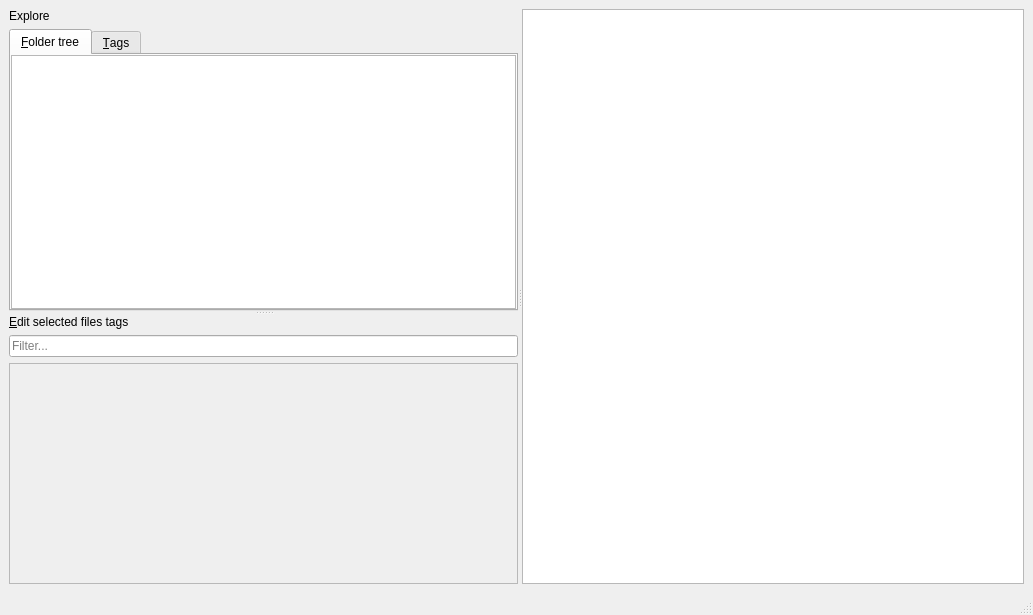
Old version of the form sittagger/mainwindow.ui in the repository hydrargyrum/sit-tagger.
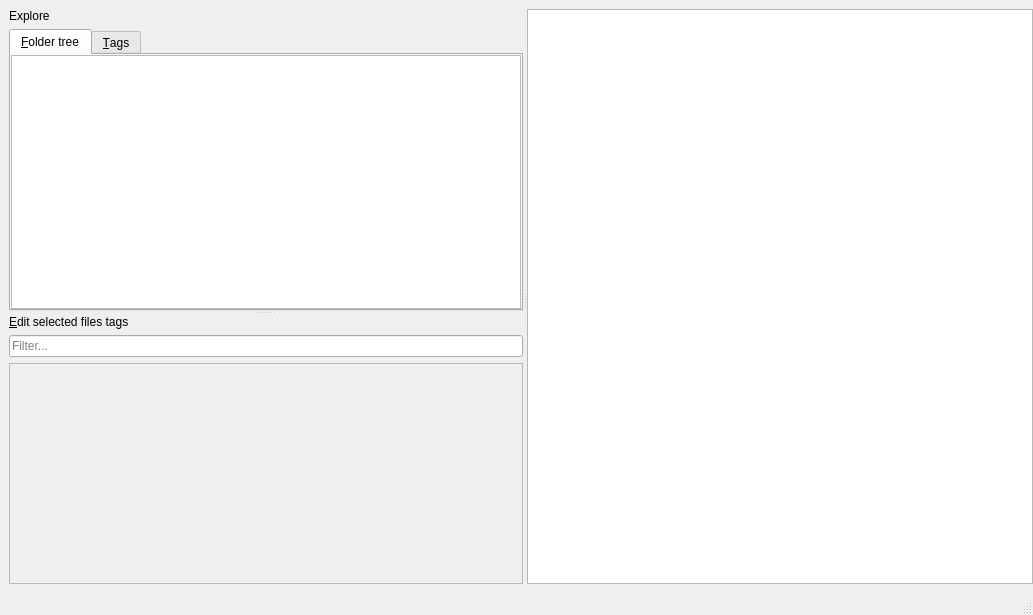
New version of the form. Custom widgets are drawn as their Qt base class.

Commit message:
mainwindow.ui: no right margin for image list
Closes https://gitlab.com/hydrargyrum/sit-tagger/-/issues/8

Diff of the .ui file:
```diff
--- a/sittagger/mainwindow.ui
+++ b/sittagger/mainwindow.ui
@@ -15,8 +15,14 @@
   </property>
   <widget class="QWidget" name="centralwidget">
    <layout class="QHBoxLayout" name="horizontalLayout_3">
+    <property name="rightMargin">
+     <number>0</number>
+    </property>
     <item>
      <widget class="QSplitter" name="hSplitter">
+      <property name="lineWidth">
+       <number>0</number>
+      </property>
       <property name="orientation">
        <enum>Qt::Horizontal</enum>
       </property>
```
